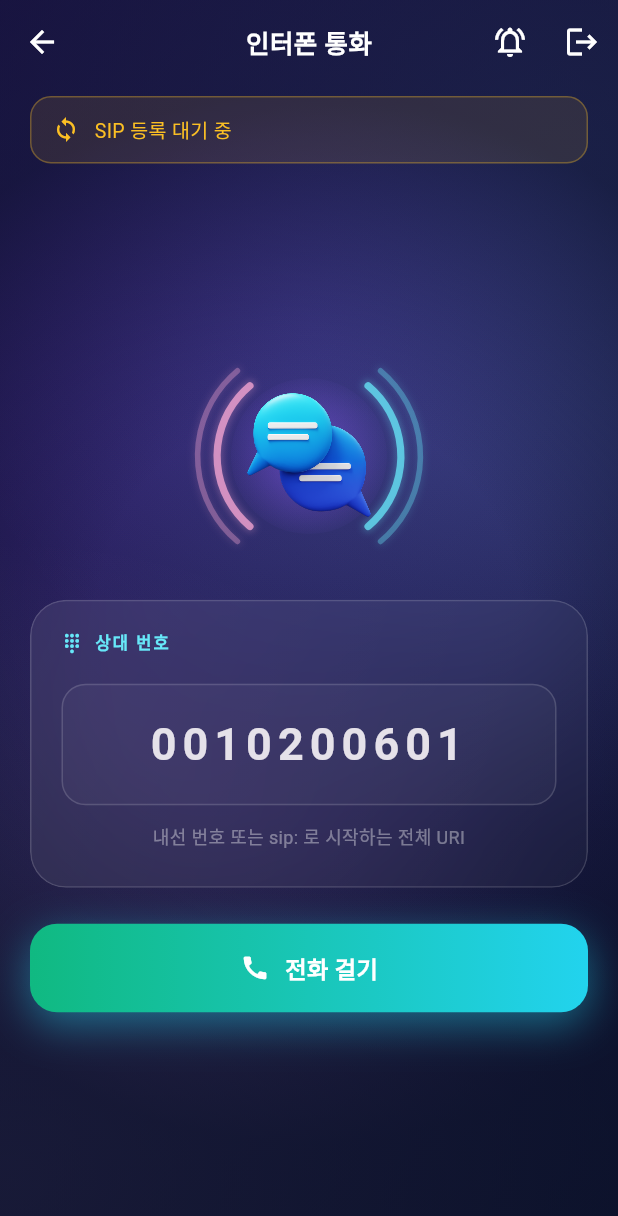
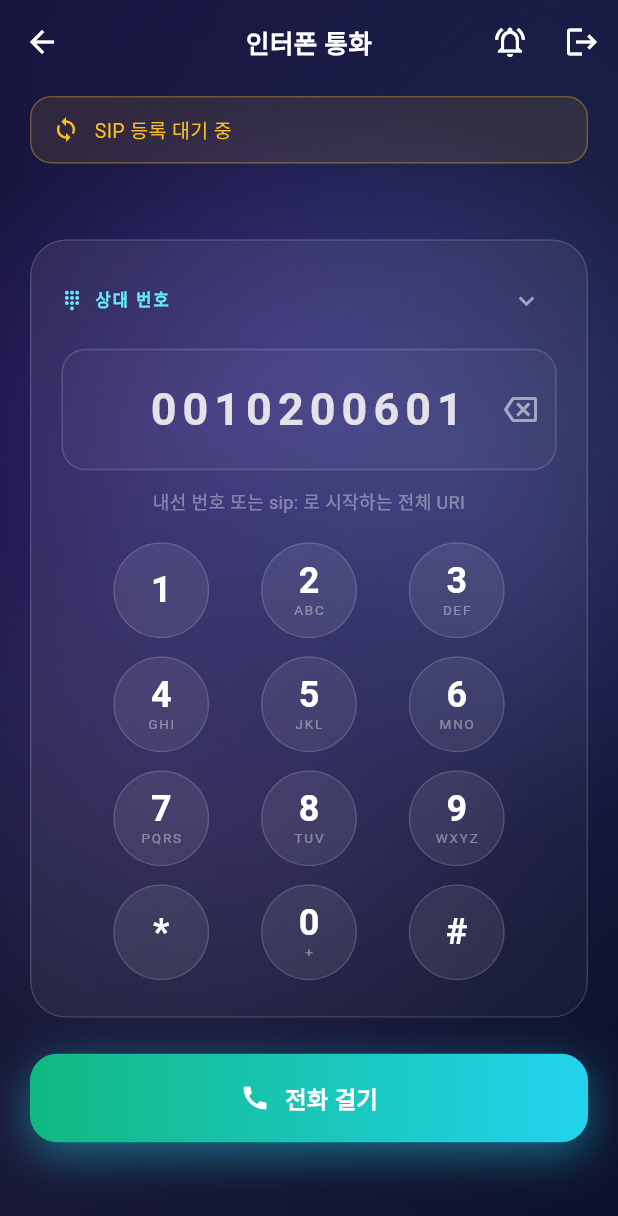
Before and after one commit to jejezz/janus-webrtc-client, a Flutter app: the DialerScreen screen opened directly with empty values, on a phone screen of 412 x 824 dp. Shown: the top 1216 px of the screen. Run offline on Flutter 3.47's test engine with Material 3 defaults, Android fonts, the phone set to English and light mode, and no system bars; our stand-ins replace cloud_firestore, firebase_core, firebase_messaging, flutter_local_notifications, flutter_secure_storage, permission_handler; missing offline and left inert: flutter_webrtc, janus_client; accounts and stored records are empty.

Commit message:
다이얼 패드와 DTMF 를 kamailio-sip-client 에서 옮겨 옴
통합 방향은 Kamailio SIP → Janus 다. 이쪽이 실제 망에서 동작하는 유일한 경로이고
(모바일 망에서 SIP 서버로 직접 갈 수 없다), 등록·단지·푸시가 이미 여기 있다.

저쪽 docs/functional-design.md 12.1 은 같은 문제를 PJSIP 에 WebSocket 트랜스포트를
C 로 새로 구현해 풀려 했다. 그 문서가 "스택 교체" 를 물리친 이유는 미디어가
WebRTC 라 상대 단말까지 바꿔야 한다는 것이었는데, Janus 에는 그 문제가 없다 —
앱 쪽만 WebRTC 로 받고 Kamailio·인터폰 쪽으로는 평문 RTP 를 그대로 내보낸다.
이쪽으로 합치면 그 네이티브 작업이 통째로 사라진다.

- DialPad 이식. 전화 거는 앱인데 입력이 텍스트 필드뿐이었다. 접기/펼치기와
  지우기(길게 누르면 전체)를 함께 뒀다.
- SipService.sendDtmf. janus_client 의 SIP 래퍼에 DTMF 가 없어 Janus 요청
  dtmf_info 를 직접 보낸다. 인터폰 문 열기가 이걸로 동작한다.
- 통화 중 키패드. 진단 카드와 자리를 나눠 쓴다 — 둘 다 넣으면 화면을 넘치고
  통화 중에 동시에 볼 이유도 없다. 마크와 키패드도 같은 이유로 배타적이다.

main 은 v1.0-janus-only 에 그대로 두었다. saturn 에 가져갈 것은 그 지점까지다.

Co-Authored-By: Claude Opus 5 <noreply@anthropic.com>

```diff
--- a/lib/services/sip_service.dart
+++ b/lib/services/sip_service.dart
@@ -599,6 +599,20 @@ class SipService extends ChangeNotifier {
     }
   }
 
+  /// 통화 중 DTMF 를 보낸다. 인터폰의 문 열기 같은 기능이 이걸로 동작한다.
+  ///
+  /// janus_client 의 SIP 래퍼에는 DTMF 가 없어 Janus 요청을 직접 보낸다.
+  /// janus.plugin.sip 의 `dtmf_info` 는 SIP INFO 로 나간다.
+  Future<void> sendDtmf(String digit) async {
+    final sip = _sip;
+    if (sip == null || _callState != CallState.active) return;
+    try {
+      await sip.send(data: {'request': 'dtmf_info', 'digit': digit});
+    } catch (e) {
+      debugPrint('DTMF 전송 실패: $e');
+    }
+  }
+
   void toggleMic() {
     _micMuted = !_micMuted;
     _applyMicState();
--- a/lib/ui/dialer_screen.dart
+++ b/lib/ui/dialer_screen.dart
@@ -2,6 +2,7 @@ import 'dart:async';
 
 import 'package:flutter/material.dart';
 import 'package:flutter_webrtc/flutter_webrtc.dart';
+import 'package:flutter/services.dart';
 import 'package:permission_handler/permission_handler.dart';
 
 import '../config/sip_config.dart';
@@ -10,6 +11,7 @@ import 'device_registration_screen.dart';
 import 'theme/app_theme.dart';
 import 'widgets/aurora_background.dart';
 import 'widgets/glass.dart';
+import 'widgets/dial_pad.dart';
 import 'widgets/janus_mark.dart';
 import 'widgets/pulse_avatar.dart';
 
@@ -42,6 +44,16 @@ class _DialerScreenState extends State<DialerScreen> {
   /// 중복 pop 을 막는다.
   bool _leaving = false;
 
+  /// 키패드를 펼쳐 둘지. 전화 거는 화면이므로 기본은 펼침이다.
+  bool _keypadOpen = true;
+
+  /// 통화 중 키패드. DTMF 를 보내는 자리다 — 인터폰의 문 열기가 이걸로 동작한다.
+  bool _inCallKeypad = false;
+
+  /// 입력칸 좌우에 같은 폭을 둬야 번호가 가운데에 선다.
+  static const BoxConstraints _affixSize =
+      BoxConstraints(minWidth: 48, minHeight: 48);
+
   @override
   void initState() {
     super.initState();
@@ -65,9 +77,65 @@ class _DialerScreenState extends State<DialerScreen> {
   /// 다시 붙게 한다.
   void _onServiceChanged() {
     if (!mounted || _leaving) return;
+    if (_inCallKeypad && widget.service.callState != CallState.active) {
+      setState(() => _inCallKeypad = false);
+    }
     if (widget.service.registrationState != SipRegistrationState.failed) return;
     _leaving = true;
     Navigator.of(context).pop(DialerExit.connectionLost);
+  }
+
+  void _appendDigit(String digit) {
+    // 통화 중에는 같은 키패드가 DTMF 를 보낸다.
+    if (widget.service.callState == CallState.active) {
+      widget.service.sendDtmf(digit);
+      return;
+    }
+    _callee.text += digit;
+    setState(() {});
+  }
+
+  void _backspace() {
+    if (_callee.text.isEmpty) return;
+    _callee.text = _callee.text.substring(0, _callee.text.length - 1);
+    setState(() {});
+  }
+
+  void _clearCallee() {
+    if (_callee.text.isEmpty) return;
+    _callee.clear();
+    setState(() {});
+  }
+
+  /// 입력칸 오른쪽 지우기 버튼.
+  ///
+  /// 키패드를 접든 펼치든 항상 자리에 있다. 지울 것이 없으면 흐리게 두어 눌러도
+  /// 아무 일도 일어나지 않는다는 것을 보여 준다. 길게 누르면 전부 지운다.
+  Widget _buildBackspaceButton() {
+    return ValueListenableBuilder<TextEditingValue>(
+      valueListenable: _callee,
+      builder: (context, value, _) {
+        final hasText = value.text.isNotEmpty;
+        return IconButton(
+          tooltip: '지우기',
+          onPressed: hasText
+              ? () {
+                  HapticFeedback.selectionClick();
+                  _backspace();
+                }
+              : null,
+          onLongPress: hasText
+              ? () {
+                  HapticFeedback.mediumImpact();
+                  _clearCallee();
+                }
+              : null,
+          icon: const Icon(Icons.backspace_outlined, size: 22),
+          color: Colors.white54,
+          disabledColor: Colors.white24,
+        );
+      },
+    );
   }
 
   Future<void> _hangUpAndLeave() async {
@@ -148,15 +216,43 @@ class _DialerScreenState extends State<DialerScreen> {
               : 'SIP 등록 대기 중',
         ),
         Expanded(child: _centered([
-          const Center(child: JanusMark(width: 150)),
-          const SizedBox(height: 28),
+          // 키패드를 펼치면 마크가 자리를 내준다. 둘 다 넣으면 화면을 넘친다.
+          AnimatedSize(
+            duration: const Duration(milliseconds: 200),
+            curve: Curves.easeOut,
+            child: _keypadOpen
+                ? const SizedBox(width: double.infinity, height: 8)
+                : const Padding(
+                    padding: EdgeInsets.only(bottom: 28),
+                    child: Center(child: JanusMark(width: 150)),
+                  ),
+          ),
           GlassCard(
           padding: const EdgeInsets.fromLTRB(20, 20, 20, 24),
           child: Column(
             crossAxisAlignment: CrossAxisAlignment.stretch,
             children: [
-              const SectionLabel('상대 번호', icon: Icons.dialpad),
-              const SizedBox(height: 18),
+              Row(
+                children: [
+                  const Expanded(
+                    child: SectionLabel('상대 번호', icon: Icons.dialpad),
+                  ),
+                  IconButton(
+                    tooltip: _keypadOpen ? '키패드 접기' : '키패드 펼치기',
+                    visualDensity: VisualDensity.compact,
+                    icon: Icon(
+                      _keypadOpen
+                          ? Icons.keyboard_arrow_down
+                          : Icons.keyboard_arrow_up,
+                      size: 20,
+                      color: Colors.white54,
+                    ),
+                    onPressed: () =>
+                        setState(() => _keypadOpen = !_keypadOpen),
+                  ),
+                ],
+              ),
+              const SizedBox(height: 12),
               TextField(
                 controller: _callee,
                 keyboardType: TextInputType.text,
@@ -167,9 +263,18 @@ class _DialerScreenState extends State<DialerScreen> {
                   fontWeight: FontWeight.w600,
                   letterSpacing: 4,
                 ),
-                decoration: const InputDecoration(
+                decoration: InputDecoration(
                   hintText: '1001',
-                  hintStyle: TextStyle(color: Colors.white24, letterSpacing: 4),
+                  hintStyle: const TextStyle(
+                    color: Colors.white24,
+                    letterSpacing: 4,
+                  ),
+                  // 지우기는 키패드를 접어도 쓸 수 있어야 하므로 입력칸에 붙인다.
+                  suffixIcon: _buildBackspaceButton(),
+                  suffixIconConstraints: _affixSize,
+                  // 오른쪽 버튼만큼 번호가 왼쪽으로 밀리지 않게 폭을 비워 둔다.
+                  prefixIcon: const SizedBox.shrink(),
+                  prefixIconConstraints: _affixSize,
                 ),
               ),
               const SizedBox(height: 12),
@@ -177,6 +282,16 @@ class _DialerScreenState extends State<DialerScreen> {
                 '내선 번호 또는 sip: 로 시작하는 전체 URI',
                 textAlign: TextAlign.center,
                 style: TextStyle(fontSize: 12, color: Colors.white38),
+              ),
+              AnimatedSize(
+                duration: const Duration(milliseconds: 200),
+                curve: Curves.easeOut,
+                child: _keypadOpen
+                    ? Padding(
+                        padding: const EdgeInsets.only(top: 18),
+                        child: DialPad(onDigit: _appendDigit),
+                      )
+                    : const SizedBox(width: double.infinity),
               ),
             ],
           ),
@@ -274,6 +389,14 @@ class _DialerScreenState extends State<DialerScreen> {
       connected: true,
       actions: [
         CircleActionButton(
+          onPressed: () =>
+              setState(() => _inCallKeypad = !_inCallKeypad),
+          color: _inCallKeypad ? AppPalette.cyan : Colors.white70,
+          filled: false,
+          icon: Icons.dialpad,
+          label: '키패드',
+        ),
+        CircleActionButton(
           onPressed: service.toggleMic,
           color: service.micMuted ? AppPalette.warning : AppPalette.cyan,
           filled: false,
@@ -342,7 +465,21 @@ class _DialerScreenState extends State<DialerScreen> {
             ),
           ),
           const SizedBox(height: 28),
-          _buildDiagnostics(context),
+          // 통화 중 키패드를 펼치면 진단 카드 자리를 대신 쓴다. 둘 다 넣으면
+          // 화면을 넘치고, 통화 중에 동시에 볼 이유도 없다.
+          if (connected && _inCallKeypad)
+            GlassCard(
+              radius: 20,
+              child: Column(
+                children: [
+                  const SectionLabel('DTMF', icon: Icons.dialpad),
+                  const SizedBox(height: 16),
+                  DialPad(onDigit: _appendDigit, keySize: 58),
+                ],
+              ),
+            )
+          else
+            _buildDiagnostics(context),
         ])),
         const SizedBox(height: 20),
         Row(
--- /dev/null
+++ b/lib/ui/widgets/dial_pad.dart
@@ -0,0 +1,94 @@
+import 'package:flutter/material.dart';
+import 'package:flutter/services.dart';
+
+import '../theme/app_theme.dart';
+
+/// 12키 다이얼 패드.
+///
+/// 모양은 이 앱의 언어로 그린다 — `CircleActionButton(filled: false)` 와 같은
+/// 유리 표면에 시안 테두리.
+///
+/// 지우기는 여기 두지 않는다. 키패드를 접어도 지울 수 있어야 하므로 번호
+/// 입력칸 오른쪽에 따로 있다(DialerScreen 참고).
+///
+/// 통화 중에는 같은 위젯을 DTMF 전송에 재사용한다.
+class DialPad extends StatelessWidget {
+  const DialPad({super.key, required this.onDigit, this.keySize = 64});
+
+  final ValueChanged<String> onDigit;
+
+  final double keySize;
+
+  static const List<List<(String, String)>> _rows = [
+    [('1', ''), ('2', 'ABC'), ('3', 'DEF')],
+    [('4', 'GHI'), ('5', 'JKL'), ('6', 'MNO')],
+    [('7', 'PQRS'), ('8', 'TUV'), ('9', 'WXYZ')],
+    [('*', ''), ('0', '+'), ('#', '')],
+  ];
+
+  @override
+  Widget build(BuildContext context) {
+    return Column(
+      mainAxisSize: MainAxisSize.min,
+      children: [
+        for (var i = 0; i < _rows.length; i++)
+          Padding(
+            padding: EdgeInsets.only(top: i == 0 ? 0 : 12),
+            child: Row(
+              mainAxisAlignment: MainAxisAlignment.spaceEvenly,
+              children: [
+                for (final (digit, letters) in _rows[i]) _buildKey(digit, letters),
+              ],
+            ),
+          ),
+      ],
+    );
+  }
+
+  Widget _buildKey(String digit, String letters) {
+    return SizedBox(
+      width: keySize,
+      height: keySize,
+      child: Material(
+        color: AppPalette.glassFill,
+        shape: CircleBorder(
+          side: BorderSide(color: AppPalette.glassStroke),
+        ),
+        clipBehavior: Clip.antiAlias,
+        child: InkWell(
+          onTap: () {
+            HapticFeedback.selectionClick();
+            onDigit(digit);
+          },
+          child: Semantics(
+            button: true,
+            label: digit,
+            child: Column(
+              mainAxisAlignment: MainAxisAlignment.center,
+              children: [
+                Text(
+                  digit,
+                  style: const TextStyle(
+                    fontSize: 24,
+                    fontWeight: FontWeight.w600,
+                    color: Colors.white,
+                    height: 1.1,
+                  ),
+                ),
+                if (letters.isNotEmpty)
+                  Text(
+                    letters,
+                    style: const TextStyle(
+                      fontSize: 9,
+                      letterSpacing: 1.2,
+                      color: Colors.white38,
+                    ),
+                  ),
+              ],
+            ),
+          ),
+        ),
+      ),
+    );
+  }
+}
```
